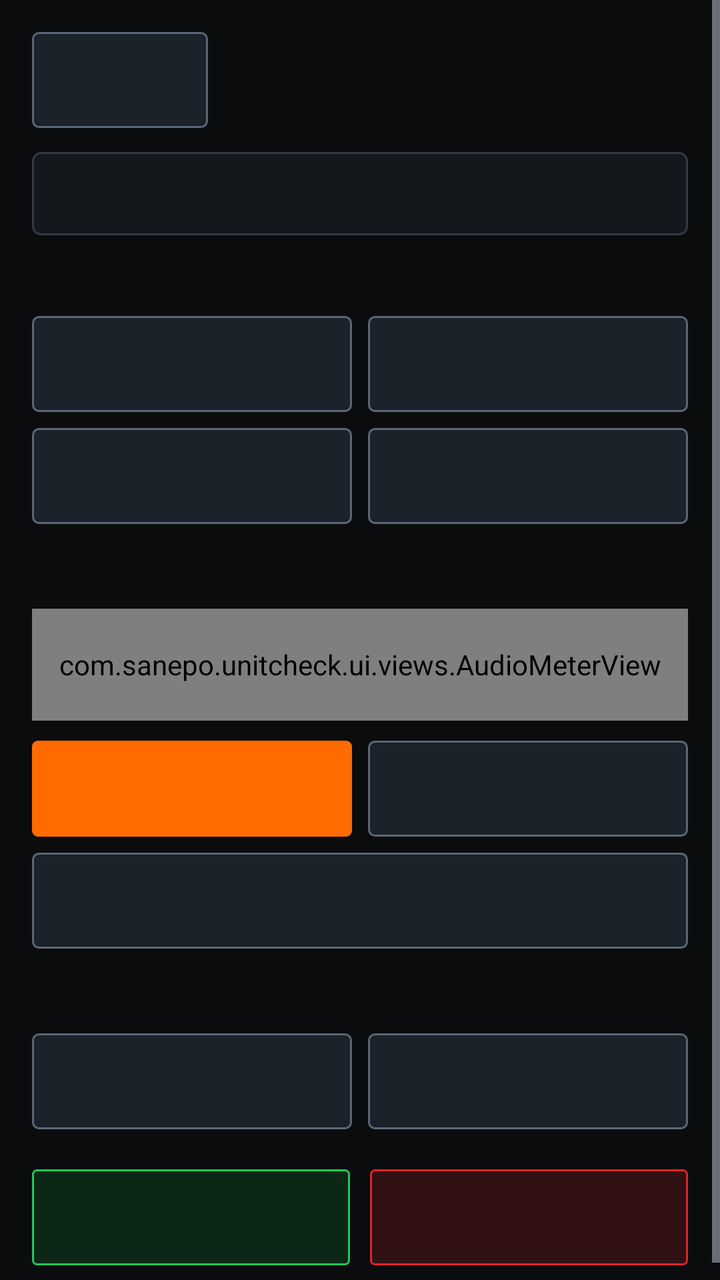
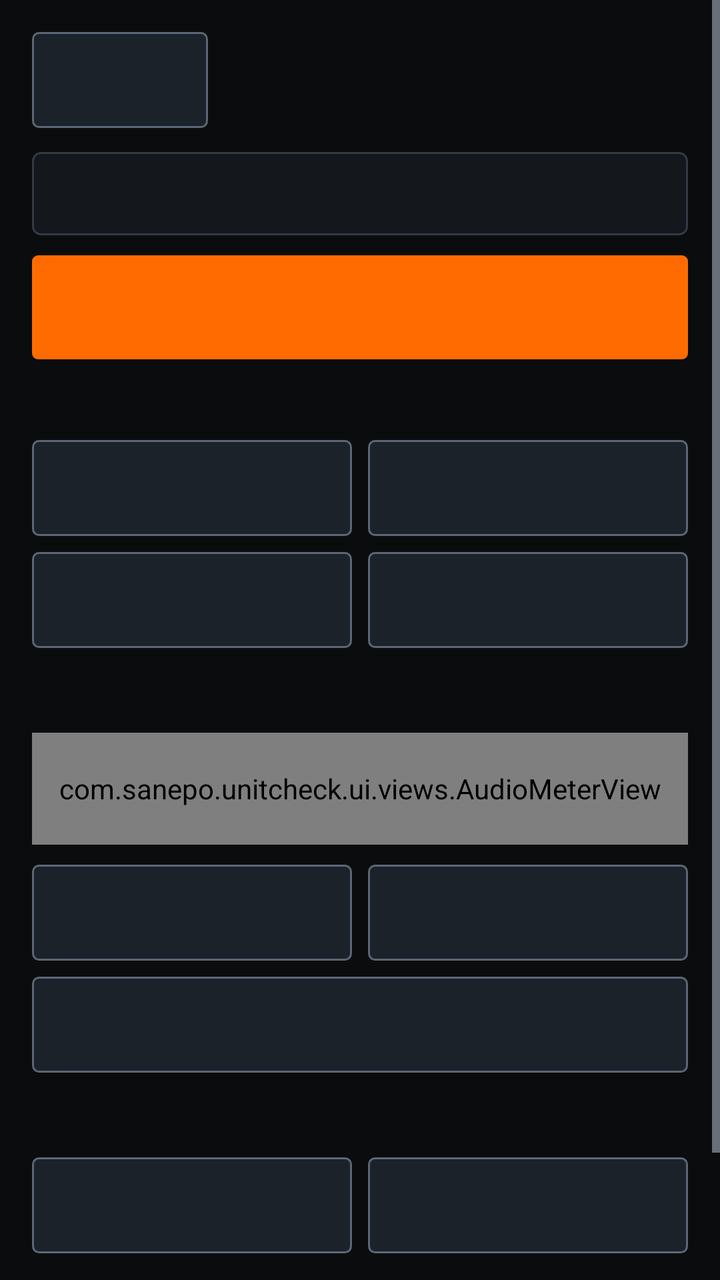

The first picture is an Android layout as it rendered before a commit; the second is the same layout after the commit. The layout source and the unified diff follow.
<!-- AndroidManifest.xml: activity theme Theme.SanepoUnitCheck -->
<!-- res/layout/activity_audio_test.xml -->
<?xml version="1.0" encoding="utf-8"?>
<ScrollView xmlns:android="http://schemas.android.com/apk/res/android"
    android:id="@+id/rootAudioTest"
    android:layout_width="match_parent"
    android:layout_height="match_parent"
    android:background="@color/bg_canvas"
    android:clipToPadding="false">

    <LinearLayout
        android:layout_width="match_parent"
        android:layout_height="wrap_content"
        android:orientation="vertical"
        android:padding="16dp">

        <TextView
            android:id="@+id/tvWizardStep"
            android:layout_width="match_parent"
            android:layout_height="wrap_content"
            android:layout_marginBottom="10dp"
            android:background="@drawable/bg_badge_warn"
            android:paddingHorizontal="10dp"
            android:paddingVertical="6dp"
            android:textColor="@color/status_warn_fg"
            android:textSize="12sp"
            android:textStyle="bold"
            android:visibility="gone" />

        <LinearLayout
            android:layout_width="match_parent"
            android:layout_height="wrap_content"
            android:gravity="center_vertical"
            android:orientation="horizontal">

            <Button
                android:id="@+id/btnBackAudio"
                android:layout_width="wrap_content"
                android:layout_height="48dp"
                android:background="@drawable/bg_btn_secondary"
                android:focusable="true"
                android:paddingHorizontal="14dp"
                android:textColor="@color/text_primary" />

            <TextView
                android:id="@+id/tvAudioTitle"
                android:layout_width="0dp"
                android:layout_height="wrap_content"
                android:layout_marginStart="12dp"
                android:layout_weight="1"
                android:textColor="@color/text_primary"
                android:textSize="18sp"
                android:textStyle="bold" />
        </LinearLayout>

        <TextView
            android:id="@+id/tvAudioStatus"
            style="@style/TechValueMono"
            android:layout_width="match_parent"
            android:layout_height="wrap_content"
            android:layout_marginTop="12dp"
            android:background="@drawable/bg_card_sharp"
            android:padding="12dp"
            android:textColor="@color/text_secondary" />

        <TextView
            android:id="@+id/tvSecSpeakers"
            style="@style/TechSectionHeader"
            android:layout_width="match_parent"
            android:layout_height="wrap_content"
            android:layout_marginTop="16dp" />

        <LinearLayout
            android:layout_width="match_parent"
            android:layout_height="wrap_content"
            android:layout_marginTop="8dp"
            android:orientation="horizontal">

            <Button
                android:id="@+id/btnEarpieceTone"
                android:layout_width="0dp"
                android:layout_height="48dp"
                android:layout_weight="1"
                android:background="@drawable/bg_btn_secondary"
                android:focusable="true"
                android:textColor="@color/text_primary" />

            <Button
                android:id="@+id/btnSpeakerTone"
                android:layout_width="0dp"
                android:layout_height="48dp"
                android:layout_marginStart="8dp"
                android:layout_weight="1"
                android:background="@drawable/bg_btn_secondary"
                android:focusable="true"
                android:textColor="@color/text_primary" />
        </LinearLayout>

        <LinearLayout
            android:layout_width="match_parent"
            android:layout_height="wrap_content"
            android:layout_marginTop="8dp"
            android:orientation="horizontal">

            <Button
                android:id="@+id/btnSpeakerLeft"
                android:layout_width="0dp"
                android:layout_height="48dp"
                android:layout_weight="1"
                android:background="@drawable/bg_btn_secondary"
                android:focusable="true"
                android:textColor="@color/text_primary" />

            <Button
                android:id="@+id/btnSpeakerRight"
                android:layout_width="0dp"
                android:layout_height="48dp"
                android:layout_marginStart="8dp"
                android:layout_weight="1"
                android:background="@drawable/bg_btn_secondary"
                android:focusable="true"
                android:textColor="@color/text_primary" />
        </LinearLayout>

        <TextView
            android:id="@+id/tvSecMics"
            style="@style/TechSectionHeader"
            android:layout_width="match_parent"
            android:layout_height="wrap_content"
            android:layout_marginTop="18dp" />

        <com.sanepo.unitcheck.ui.views.AudioMeterView
            android:id="@+id/audioMeterView"
            android:layout_width="match_parent"
            android:layout_height="56dp"
            android:layout_marginTop="8dp" />

        <LinearLayout
            android:layout_width="match_parent"
            android:layout_height="wrap_content"
            android:layout_marginTop="10dp"
            android:orientation="horizontal">

            <Button
                android:id="@+id/btnRecPrimaryMic"
                android:layout_width="0dp"
                android:layout_height="48dp"
                android:layout_weight="1"
                android:background="@drawable/bg_btn_primary"
                android:focusable="true"
                android:textColor="@color/text_on_accent"
                android:textStyle="bold" />

            <Button
                android:id="@+id/btnRecSecondaryMic"
                android:layout_width="0dp"
                android:layout_height="48dp"
                android:layout_marginStart="8dp"
                android:layout_weight="1"
                android:background="@drawable/bg_btn_secondary"
                android:focusable="true"
                android:textColor="@color/text_primary" />
        </LinearLayout>

        <Button
            android:id="@+id/btnPlaybackMic"
            android:layout_width="match_parent"
            android:layout_height="48dp"
            android:layout_marginTop="8dp"
            android:background="@drawable/bg_btn_secondary"
            android:focusable="true"
            android:textColor="@color/text_primary" />

        <TextView
            android:id="@+id/tvSecHaptics"
            style="@style/TechSectionHeader"
            android:layout_width="match_parent"
            android:layout_height="wrap_content"
            android:layout_marginTop="18dp" />

        <LinearLayout
            android:layout_width="match_parent"
            android:layout_height="wrap_content"
            android:layout_marginTop="8dp"
            android:orientation="horizontal">

            <Button
                android:id="@+id/btnVibeShort"
                android:layout_width="0dp"
                android:layout_height="48dp"
                android:layout_weight="1"
                android:background="@drawable/bg_btn_secondary"
                android:focusable="true"
                android:textColor="@color/text_primary" />

            <Button
                android:id="@+id/btnVibePattern"
                android:layout_width="0dp"
                android:layout_height="48dp"
                android:layout_marginStart="8dp"
                android:layout_weight="1"
                android:background="@drawable/bg_btn_secondary"
                android:focusable="true"
                android:textColor="@color/text_primary" />
        </LinearLayout>

        <LinearLayout
            android:layout_width="match_parent"
            android:layout_height="wrap_content"
            android:layout_marginTop="20dp"
            android:orientation="horizontal">

            <Button
                android:id="@+id/btnAudioPass"
                android:layout_width="0dp"
                android:layout_height="48dp"
                android:layout_weight="1"
                android:background="@drawable/bg_badge_pass"
                android:focusable="true"
                android:textColor="@color/status_pass_fg"
                android:textStyle="bold" />

            <Button
                android:id="@+id/btnAudioFail"
                android:layout_width="0dp"
                android:layout_height="48dp"
                android:layout_marginStart="10dp"
                android:layout_weight="1"
                android:background="@drawable/bg_badge_fail"
                android:focusable="true"
                android:textColor="@color/status_fail_fg"
                android:textStyle="bold" />
        </LinearLayout>
    </LinearLayout>
</ScrollView>
<!-- resources referenced by this layout -->
<resources>
  <color name="bg_canvas">#0A0C0E</color>
  <color name="status_fail_fg">#F87171</color>
  <color name="status_pass_fg">#4ADE80</color>
  <color name="status_warn_fg">#FBBF24</color>
  <color name="text_on_accent">#0A0C0E</color>
  <color name="text_primary">#F4F6F8</color>
  <color name="text_secondary">#C2CCD6</color>
  <!-- drawable bg_badge_fail (drawable) -->
  <?xml version="1.0" encoding="utf-8"?>
  <shape xmlns:android="http://schemas.android.com/apk/res/android" android:shape="rectangle">
      <solid android:color="@color/status_fail_bg" />
      <stroke android:width="1dp" android:color="@color/status_fail_border" />
      <corners android:radius="2dp" />
  </shape>
  <!-- drawable bg_badge_pass (drawable) -->
  <?xml version="1.0" encoding="utf-8"?>
  <shape xmlns:android="http://schemas.android.com/apk/res/android" android:shape="rectangle">
      <solid android:color="@color/status_pass_bg" />
      <stroke android:width="1dp" android:color="@color/status_pass_border" />
      <corners android:radius="2dp" />
  </shape>
  <!-- drawable bg_badge_warn (drawable) -->
  <?xml version="1.0" encoding="utf-8"?>
  <shape xmlns:android="http://schemas.android.com/apk/res/android" android:shape="rectangle">
      <solid android:color="@color/status_warn_bg" />
      <stroke android:width="1dp" android:color="@color/status_warn_border" />
      <corners android:radius="2dp" />
  </shape>
  <style name="TechSectionHeader">
          <item name="android:textSize">12sp</item>
          <item name="android:textStyle">bold</item>
          <item name="android:textColor">@color/accent_amber_text</item>
          <item name="android:letterSpacing">0.08</item>
      </style>
  <style name="TechValueMono">
          <item name="android:fontFamily">monospace</item>
          <item name="android:textColor">@color/text_primary</item>
          <item name="android:textSize">13sp</item>
      </style>
  <style name="Theme.SanepoUnitCheck" parent="Theme.AppCompat.NoActionBar">
          <item name="android:windowBackground">@color/bg_canvas</item>
          <item name="android:colorBackground">@color/bg_canvas</item>
          <item name="colorPrimary">@color/accent_amber</item>
          <item name="colorPrimaryDark">@color/bg_canvas</item>
          <item name="colorAccent">@color/accent_amber</item>
          <item name="android:textColorPrimary">@color/text_primary</item>
          <item name="android:textColorSecondary">@color/text_secondary</item>
          <item name="android:statusBarColor">@color/bg_canvas</item>
          <item name="android:navigationBarColor">@color/bg_canvas</item>
          <item name="android:windowLightStatusBar" tools:targetApi="23">false</item>
      </style>
  <color name="status_fail_bg">#311014</color>
  <color name="status_fail_border">#DC2626</color>
  <color name="status_pass_bg">#0B2816</color>
  <color name="status_pass_border">#22C55E</color>
  <color name="status_warn_bg">#2B1F06</color>
  <color name="status_warn_border">#D97706</color>
  <color name="accent_amber">#FF6B00</color>
  <color name="accent_amber_pressed">#E05D00</color>
  <color name="bg_well">#1C2229</color>
  <color name="border_focus">#FF8533</color>
  <color name="bg_well_pressed">#27303A</color>
  <color name="border_control">#5A6778</color>
  <color name="bg_surface">#14181D</color>
  <color name="border_sharp">#323A45</color>
  <color name="accent_amber_text">#FF8C38</color>
  <!-- unchanged entries left out for length: 3 -->
</resources>

<!-- the commit's change to res/layout/activity_audio_test.xml (unified diff, before → after) -->
@@ -58,9 +58,21 @@
             android:layout_height="wrap_content"
             android:layout_marginTop="12dp"
             android:background="@drawable/bg_card_sharp"
+            android:lineSpacingExtra="3dp"
             android:padding="12dp"
             android:textColor="@color/text_secondary" />
 
+        <Button
+            android:id="@+id/btnQuickLoopback"
+            android:layout_width="match_parent"
+            android:layout_height="52dp"
+            android:layout_marginTop="10dp"
+            android:background="@drawable/bg_btn_primary"
+            android:focusable="true"
+            android:textColor="@color/text_on_accent"
+            android:textSize="13sp"
+            android:textStyle="bold" />
+
         <TextView
             android:id="@+id/tvSecSpeakers"
             style="@style/TechSectionHeader"
@@ -144,9 +156,9 @@
                 android:layout_width="0dp"
                 android:layout_height="48dp"
                 android:layout_weight="1"
-                android:background="@drawable/bg_btn_primary"
-                android:focusable="true"
-                android:textColor="@color/text_on_accent"
+                android:background="@drawable/bg_btn_secondary"
+                android:focusable="true"
+                android:textColor="@color/accent_amber_text"
                 android:textStyle="bold" />
 
             <Button
@@ -167,7 +179,8 @@
             android:layout_marginTop="8dp"
             android:background="@drawable/bg_btn_secondary"
             android:focusable="true"
-            android:textColor="@color/text_primary" />
+            android:textColor="@color/text_primary"
+            android:textStyle="bold" />
 
         <TextView
             android:id="@+id/tvSecHaptics"
